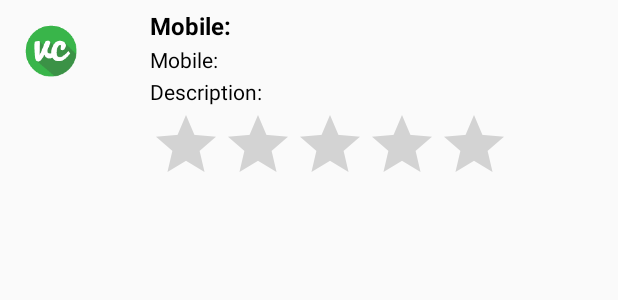
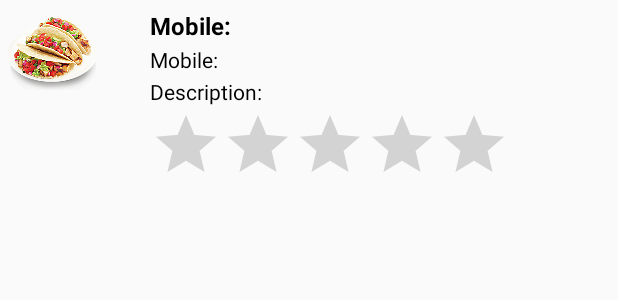
Before and after one commit to vishaldhiman/vc_android_native, an Android app: the layout list_activity.xml on its own in the app's theme, with its tools: preview values and no code run, on a phone screen of 412 x 824 dp. Shown: the top 300 px of the screen. Run offline under Robolectric (Android 15) with nearby library versions, the phone set to English and light mode, and no system bars.

Commit message:
Adding image of tacos & made result scrollable

```diff
--- a/app/build.gradle
+++ b/app/build.gradle
@@ -15,6 +15,9 @@ android {
             minifyEnabled false
             proguardFiles getDefaultProguardFile('proguard-android.txt'), 'proguard-rules.pro'
         }
+        debug {
+            debuggable true
+        }
     }
     productFlavors {
     }
--- a/app/src/main/AndroidManifest.xml
+++ b/app/src/main/AndroidManifest.xml
@@ -2,13 +2,14 @@
 <manifest xmlns:android="http://schemas.android.com/apk/res/android"
     package="com.vchoose.searchdishes" >
     <uses-permission android:name="android.permission.INTERNET"/>
-    <uses-permission android:name="android.permission.ACCESS_COARSE_LOCATION"/>
+    <uses-permission android:name="android.permission.ACCESS_FINE_LOCATION"/>
 
     <application
         android:allowBackup="true"
         android:icon="@drawable/ic_launcher"
         android:label="@string/app_name"
-        android:theme="@style/AppTheme" >
+        android:theme="@style/AppTheme"
+        android:debuggable="true" >
         <activity
             android:name=".MainActivity"
             android:label="@string/app_name" >
--- a/app/src/main/java/com/vchoose/searchdishes/MainActivity.java
+++ b/app/src/main/java/com/vchoose/searchdishes/MainActivity.java
@@ -103,6 +103,7 @@ public class MainActivity extends ActionBarActivity implements ConnectionCallbac
     public void onConnected(Bundle connectionHint) {
         mLastLocation = LocationServices.FusedLocationApi.getLastLocation(
                 mGoogleApiClient);
+        Log.v("MainActivity","onConnected - Found LastLocation.\n"+mLastLocation);
         /*
         if (mLastLocation != null) {
             mLatitudeText.setText(String.valueOf(mLastLocation.getLatitude()));
@@ -132,6 +133,8 @@ public class MainActivity extends ActionBarActivity implements ConnectionCallbac
 
         mLastLocation = LocationServices.FusedLocationApi.getLastLocation(
                 mGoogleApiClient);
+
+        Log.v("MainActivity","Found LastLocation.\n"+mLastLocation);
 
         try {
             //String json_url = buildUrl("Highland Park, Pittsburgh", keyword, "3");
--- a/app/src/main/res/layout/activity_main_gridlayout.xml
+++ b/app/src/main/res/layout/activity_main_gridlayout.xml
@@ -23,7 +23,7 @@
                 android:layout_height="45dp"
 
                 android:selectAllOnFocus="true"
-                android:text="Searh your favorite dish"
+                android:text="Search your favorite dish"
                 android:layout_gravity="left"
                 />
 
--- a/app/src/main/res/layout/list_activity.xml
+++ b/app/src/main/res/layout/list_activity.xml
@@ -1,7 +1,7 @@
 <?xml version="1.0" encoding="utf-8"?>
 <LinearLayout xmlns:android="http://schemas.android.com/apk/res/android"
-    android:orientation="vertical" android:layout_width="match_parent"
-    android:layout_height="match_parent">
+    android:orientation="vertical" android:layout_width="fill_parent"
+    android:layout_height="fill_parent">
     <LinearLayout
         xmlns:android="http://schemas.android.com/apk/res/android"
         android:layout_width="fill_parent"
@@ -19,10 +19,10 @@
                 android:layout_alignParentBottom="true"
                 android:layout_alignParentTop="true"
                 android:layout_marginTop="10dip"
-                android:layout_marginRight="40dip"
-                android:layout_marginLeft="10dip"
+                android:layout_marginRight="1dip"
+                android:layout_marginLeft="1dip"
                 android:contentDescription="TODO"
-                android:src="@drawable/ic_launcher" />
+                android:src="@drawable/qdoba_tacos" />
         </LinearLayout>
         <LinearLayout
             xmlns:android="http://schemas.android.com/apk/res/android"
```
Also changed, not shown: app/src/main/res/drawable-xxhdpi/qdoba_tacos.jpg (added).
